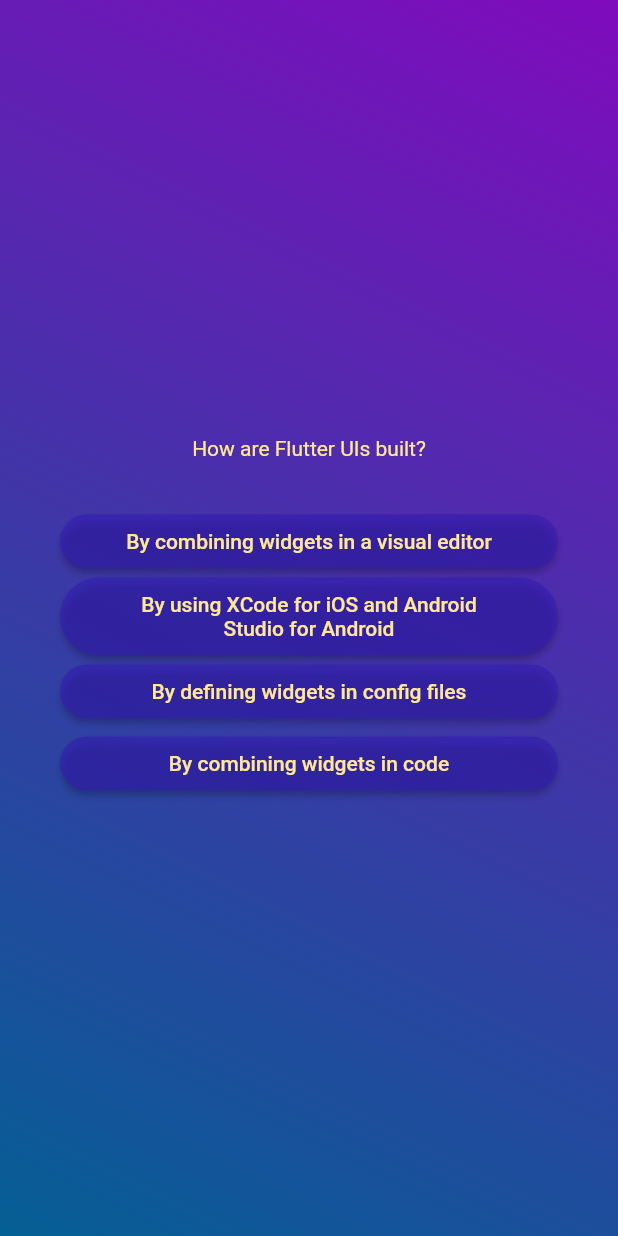
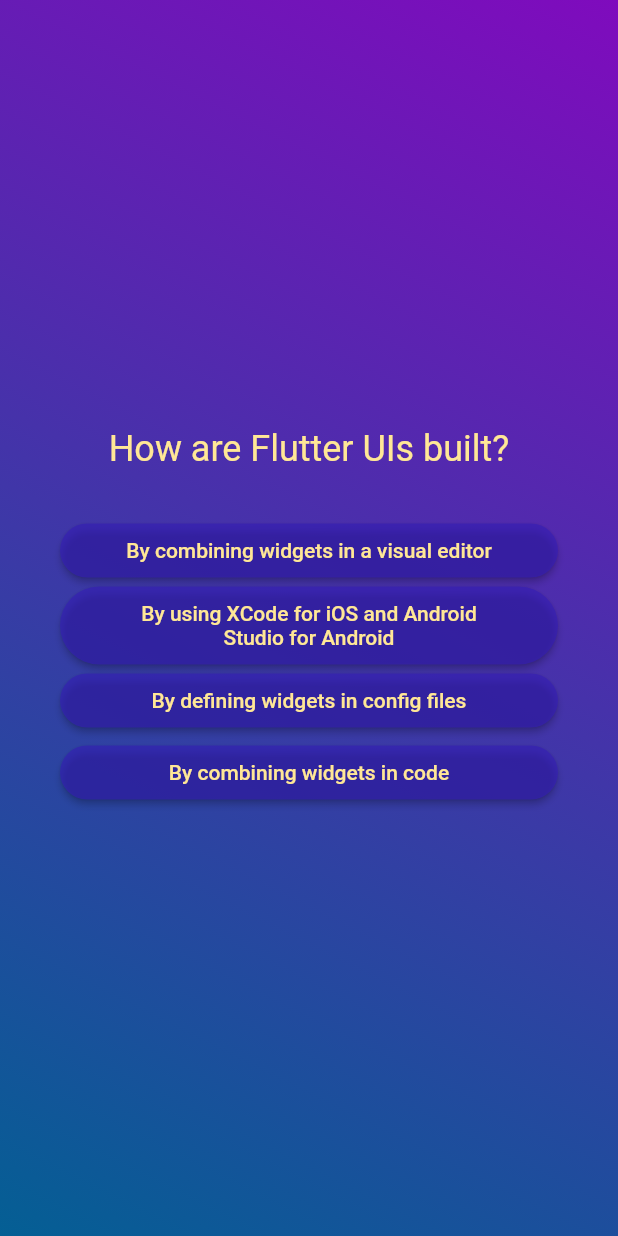
Before and after one commit to A-Barman/quiz_app, a Flutter app: the screen it shows after launch, after a tap on "Start Quiz", after a tap on "Components", on a phone screen of 412 x 824 dp. Run offline on Flutter 3.47's test engine with Material 2 defaults, Android fonts, the phone set to English and light mode, and no system bars; our stand-ins replace google_fonts; Roboto replaces fonts that are missing (Aclonica).

Commit message:
Font_and_not_getting_a_error
Changed the font of the some texts and also now when all the questions are answered the start screen will be shown again

```diff
--- a/lib/screens/questions.dart
+++ b/lib/screens/questions_screen.dart
@@ -1,10 +1,16 @@
 import 'package:flutter/material.dart';
+import 'package:google_fonts/google_fonts.dart';
 
 import 'package:quiz_app/answer_button/answer_button.dart';
 import 'package:quiz_app/data/questions.dart';
 
 class Questions extends StatefulWidget {
-  const Questions({super.key});
+  const Questions({
+    super.key,
+    required this.onSelectAnswer,
+  });
+
+  final void Function(String answer) onSelectAnswer;
 
   @override
   State<Questions> createState() {
@@ -15,11 +21,11 @@ class Questions extends StatefulWidget {
 class _QuestionsState extends State<Questions> {
   var currentQuestionIndex = 0;
 
-  void answerQuestion() {
+  void answerQuestion(String selectAnswer) {
+    widget.onSelectAnswer(selectAnswer);
     setState(() {
       currentQuestionIndex++;
     });
-
   }
 
   @override
@@ -36,12 +42,20 @@ class _QuestionsState extends State<Questions> {
           children: [
             Text(
               currentQuestion.text,
-              style: const TextStyle(color: Color.fromARGB(255, 255, 231, 150)),
+              style: GoogleFonts.aclonica(
+                fontSize: 24,
+                color: const Color.fromARGB(255, 255, 231, 150),
+              ),
               textAlign: TextAlign.center,
             ),
             const SizedBox(height: 30),
             ...currentQuestion.getShuffledAnswers().map((answer) {
-              return AnswerButton(answer, answerQuestion);
+              return AnswerButton(
+                answer,
+                () {
+                  answerQuestion(answer);
+                },
+              );
             }),
           ],
         ),
--- a/lib/screens/quiz.dart
+++ b/lib/screens/quiz.dart
@@ -1,5 +1,6 @@
 import 'package:flutter/material.dart';
-import 'package:quiz_app/screens/questions.dart';
+import 'package:quiz_app/data/questions.dart';
+import 'package:quiz_app/screens/questions_screen.dart';
 import 'package:quiz_app/start_screen/start_screen.dart';
 import 'package:quiz_app/background/gradient_container.dart';
 
@@ -13,6 +14,7 @@ class Quiz extends StatefulWidget{
 }
 
 class _QuizState extends State<Quiz> {
+List<String> selectedAnswers = [];
 late Widget activeScreen;
 
 
@@ -24,8 +26,19 @@ late Widget activeScreen;
 
 void switchScreen() {
   setState(() {
-    activeScreen = const Questions();
+    activeScreen = Questions(onSelectAnswer: chooseAnswer,);
   });
+}
+
+void chooseAnswer(String answer) {
+  selectedAnswers.add(answer);
+
+  if (selectedAnswers.length == questions.length){
+    setState(() {
+      selectedAnswers = [];
+      activeScreen = StartScreen(switchScreen);
+    });
+  }
 }
 
   @override
--- a/lib/start_screen/styled_text.dart
+++ b/lib/start_screen/styled_text.dart
@@ -1,4 +1,5 @@
 import 'package:flutter/material.dart';
+import 'package:google_fonts/google_fonts.dart';
 
 class StyledText extends StatelessWidget {
   const StyledText(this.outputtext, {super.key});
@@ -9,8 +10,8 @@ class StyledText extends StatelessWidget {
   Widget build(context) {
     return Text(
       outputtext,
-      style: const TextStyle(
-        color: Color.fromARGB(255, 255, 255, 255),
+      style: GoogleFonts.aclonica(
+        color: const Color.fromARGB(255, 255, 255, 255),
         fontSize: 26.0,
       ),
     );
--- a/pubspec.yaml
+++ b/pubspec.yaml
@@ -35,6 +35,7 @@ dependencies:
   # The following adds the Cupertino Icons font to your application.
   # Use with the CupertinoIcons class for iOS style icons.
   cupertino_icons: ^1.0.2
+  google_fonts: ^5.1.0
 
 dev_dependencies:
   flutter_test:
```
Also changed, not shown: lib/screens/results_screen.dart (added), pubspec.lock, 1 other file.
